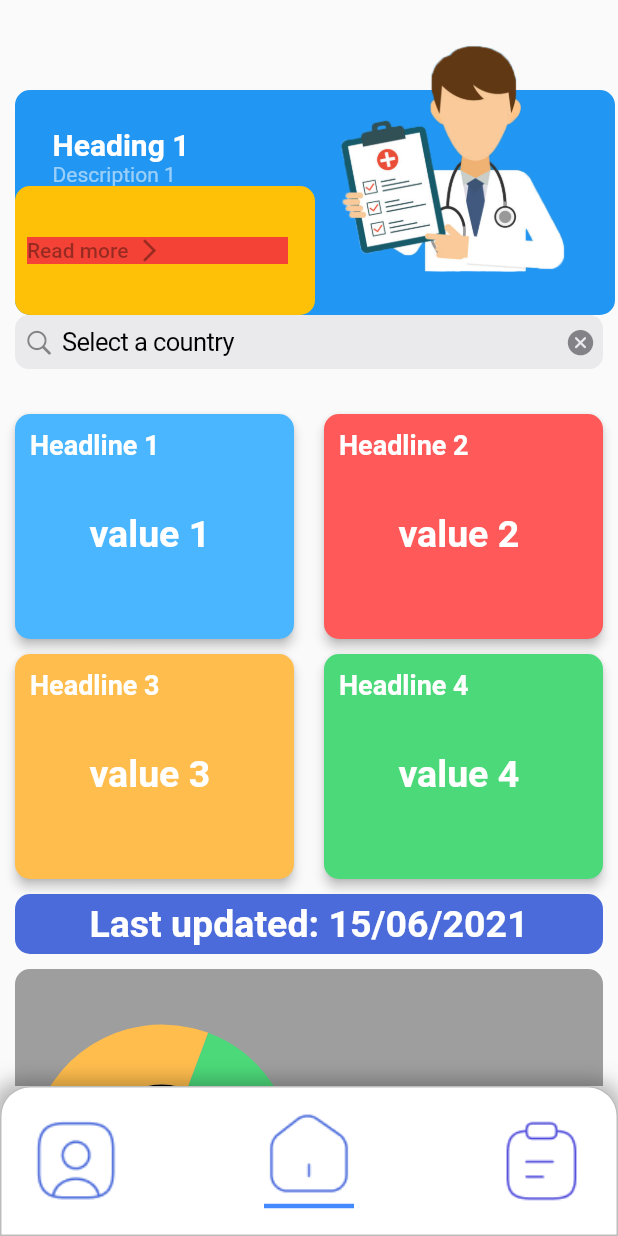
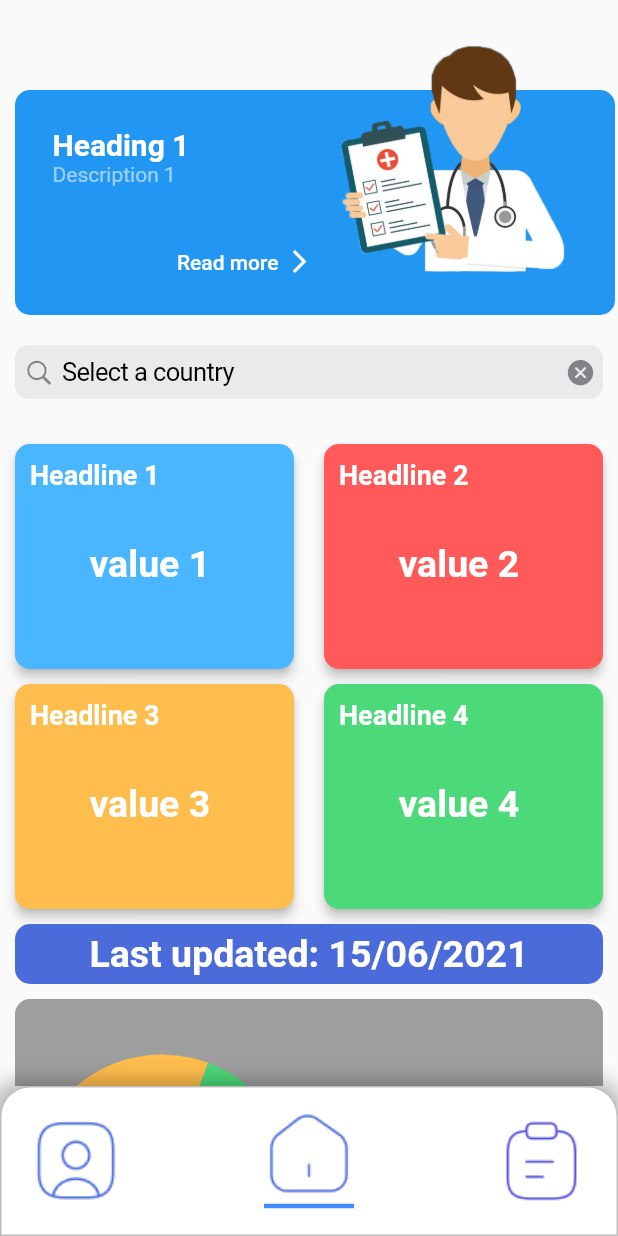
Before and after one commit to Tezeract3/coronavirusdemo, a Flutter app: the HomePage screen opened by its route, on a phone screen of 412 x 824 dp. Run offline on Flutter 3.47's test engine with Material 2 defaults, Android fonts, the phone set to English and light mode, and no system bars; drawn by our look-alikes of fl_chart.

Commit message:
Added extra details widget to home screen

```diff
--- a/lib/main.dart
+++ b/lib/main.dart
@@ -16,7 +16,7 @@ class App extends StatelessWidget {
       theme: ThemeData(
         primarySwatch: Colors.blue,
       ),
-      initialRoute: SplashScreenOne.id,
+      initialRoute: HomePage.id,
       routes: {
         HomePage.id: (context) => HomePage(),
         SymptomsScreen.id: (context) => SymptomsScreen(),
--- a/lib/screens/homePage.dart
+++ b/lib/screens/homePage.dart
@@ -36,15 +36,23 @@ class _HomePageState extends State<HomePage> {
                         scrollDirection: Axis.horizontal,
                         children: [
                           ExtraDetailWidget(
-                              heading: 'Heading 1',
-                              description: 'Description 1'),
+                            heading: 'Heading 1',
+                            description: 'Description 1',
+                            isImageOnLeft: false,
+                            imagePath: 'images/other/doctor.png',
+                          ),
                           ExtraDetailWidget(
-                              heading: 'Heading 1',
-                              description: 'Description 2'),
+                            heading: 'Heading 1',
+                            description: 'Description 2',
+                            isImageOnLeft: true,
+                            imagePath: 'images/other/patient.png',
+                          ),
                         ],
                       ),
                     ),
-
+                    SizedBox(
+                      height: 20,
+                    ),
                     Container(
                       margin: EdgeInsets.only(left: 10, right: 10),
                       child: SearchBar(),
--- a/lib/screens/symptomsScreen.dart
+++ b/lib/screens/symptomsScreen.dart
@@ -4,27 +4,27 @@ import 'package:flutter/material.dart';
 
 List<Map<String, String>> dataList = [
   {
-    "name": "Heigh Fever",
+    "symptom": "Heigh Fever",
     "data":
         "janindu data data data data data data data data data data data data data data data data data data data data data data data data data data data "
   },
   {
-    "name": "Dry Couch",
+    "symptom": "Dry Couch",
     "data":
         "janindu data data data data data data data data data data data data data data data data data data data data data data data data data data data "
   },
   {
-    "name": "Heigh Fever",
+    "symptom": "Heigh Fever",
     "data":
         "janindu data data data data data data data data data data data data data data data data data data data data data data data data data data data "
   },
   {
-    "name": "Heigh Fever",
+    "symptom": "Heigh Fever",
     "data":
         "janindu data data data data data data data data data data data data data data data data data data data data data data data data data data data "
   },
   {
-    "name": "Heigh Fever",
+    "symptom": "Heigh Fever",
     "data":
         "janindu data data data data data data data data data data data data data data data data data data data data data data data data data data data "
   },
@@ -166,7 +166,7 @@ class _SymptomsScreenState extends State<SymptomsScreen> {
                               itemBuilder: (context, i) {
                                 return AnimationWidget(
                                   data: dataList[i]["data"].toString(),
-                                  title: dataList[i]["name"].toString(),
+                                  title: dataList[i]["symptom"].toString(),
                                 );
                               }),
                         )),
--- a/lib/widget/coronaPicWidget.dart
+++ b/lib/widget/coronaPicWidget.dart
@@ -17,7 +17,7 @@ class CoronaPicWidget extends StatelessWidget {
             colorFilter: new ColorFilter.mode(
                 Colors.white.withOpacity(opacity), BlendMode.dstATop),
             image: AssetImage("images/icons/corona.png"),
-            fit: BoxFit.fill),
+            fit: BoxFit.cover),
       ),
     );
   }
--- a/lib/widget/extraDetailWidget.dart
+++ b/lib/widget/extraDetailWidget.dart
@@ -1,10 +1,18 @@
+import 'package:coronaliveupdate/screens/symptomsScreen.dart';
 import 'package:flutter/material.dart';
 
 class ExtraDetailWidget extends StatelessWidget {
-  const ExtraDetailWidget({required this.description, required this.heading});
+  const ExtraDetailWidget({
+    required this.description,
+    required this.heading,
+    required this.isImageOnLeft,
+    required this.imagePath,
+  });
 
   final String heading;
   final String description;
+  final bool isImageOnLeft;
+  final String imagePath;
 
   @override
   Widget build(BuildContext context) {
@@ -27,7 +35,8 @@ class ExtraDetailWidget extends StatelessWidget {
               height: 150,
               child: Container(
                 height: 150,
-                alignment: Alignment.topLeft,
+                alignment:
+                    isImageOnLeft ? Alignment.topRight : Alignment.topLeft,
                 decoration: BoxDecoration(
                   borderRadius: BorderRadius.circular(10),
                 ),
@@ -35,8 +44,10 @@ class ExtraDetailWidget extends StatelessWidget {
                   children: [
                     Container(
                       width: 200,
-                      padding: EdgeInsets.only(left: 25, top: 25),
-                      alignment: Alignment.topLeft,
+                      padding: EdgeInsets.only(left: 25, top: 25, right: 25),
+                      alignment: isImageOnLeft
+                          ? Alignment.topRight
+                          : Alignment.topLeft,
                       decoration: BoxDecoration(
                         borderRadius: BorderRadius.circular(10),
                       ),
@@ -51,44 +62,14 @@ class ExtraDetailWidget extends StatelessWidget {
                     ),
                     Container(
                       width: 200,
-                      padding: EdgeInsets.only(left: 25),
-                      alignment: Alignment.topLeft,
+                      padding: EdgeInsets.only(left: 25, right: 25),
+                      alignment: isImageOnLeft
+                          ? Alignment.topRight
+                          : Alignment.topLeft,
                       child: Text(
                         '$description',
                         style: TextStyle(
                           color: Colors.white54,
-                        ),
-                      ),
-                    ),
-                    Expanded(
-                      child: Container(
-                        width: 200,
-                        alignment: Alignment.bottomRight,
-                        decoration: BoxDecoration(
-                          borderRadius: BorderRadius.circular(10),
-                          color: Colors.amber,
-                        ),
-                        padding: EdgeInsets.only(right: 10),
-                        child: Align(
-                          alignment: Alignment.centerRight,
-                          child: TextButton(
-                            onPressed: null,
-                            child: Container(
-                              color: Colors.red,
-                              child: Row(
-                                children: [
-                                  Text('Read more'),
-                                  SizedBox(
-                                    width: 5,
-                                  ),
-                                  Icon(
-                                    Icons.arrow_forward_ios,
-                                    size: 18,
-                                  ),
-                                ],
-                              ),
-                            ),
-                          ),
                         ),
                       ),
                     ),
@@ -98,15 +79,44 @@ class ExtraDetailWidget extends StatelessWidget {
             ),
           ),
           Positioned(
-            left: 200,
+            left: isImageOnLeft ? 0 : 200,
             child: Container(
               height: 200,
               width: 200,
               decoration: BoxDecoration(
                 borderRadius: BorderRadius.circular(10),
                 image: DecorationImage(
-                  image: AssetImage("images/other/doctor.png"),
+                  image: AssetImage(imagePath),
                   fit: BoxFit.cover,
+                ),
+              ),
+            ),
+          ),
+          Positioned(
+            top: isImageOnLeft ? 140.0 : 140.0,
+            left: isImageOnLeft ? 200.0 : 100.0,
+            child: TextButton(
+              onPressed: () {
+                Navigator.popAndPushNamed(context, SymptomsScreen.id);
+              },
+              child: Container(
+                child: Row(
+                  mainAxisAlignment: MainAxisAlignment.end,
+                  crossAxisAlignment: CrossAxisAlignment.end,
+                  children: [
+                    Text(
+                      'Read more',
+                      style: TextStyle(color: Colors.white),
+                    ),
+                    SizedBox(
+                      width: 5,
+                    ),
+                    Icon(
+                      Icons.arrow_forward_ios,
+                      color: Colors.white,
+                      size: 18,
+                    ),
+                  ],
                 ),
               ),
             ),
```
Also changed, not shown: images/other/patient.png (added), 1 other file.
